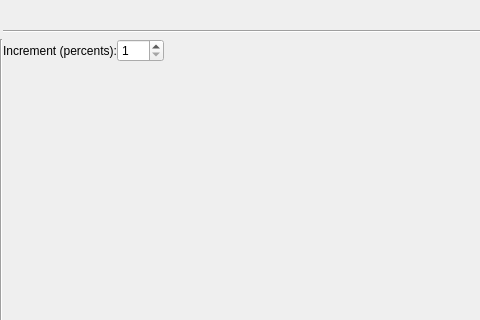
Before: the Qt Designer form ui/abstracttextguisettings.ui in snip89/wsnsim-postprocessor, drawn with Qt 5; both pictures show x 0 to 480 and y 0 to 320 of the 640 by 480 pixel window.
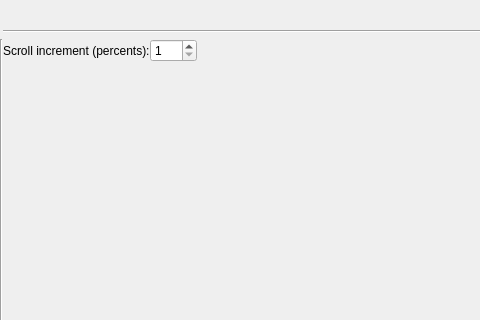
After: the same form once the commit is applied.

Commit message: increment scroll settings localized

```diff
--- a/ui/abstracttextguisettings.ui
+++ b/ui/abstracttextguisettings.ui
@@ -112,7 +112,7 @@
           </sizepolicy>
          </property>
          <property name="text">
-          <string>Increment (percents):</string>
+          <string>Scroll increment (percents):</string>
          </property>
         </widget>
        </item>
```
The commit also changes 1 other file.
